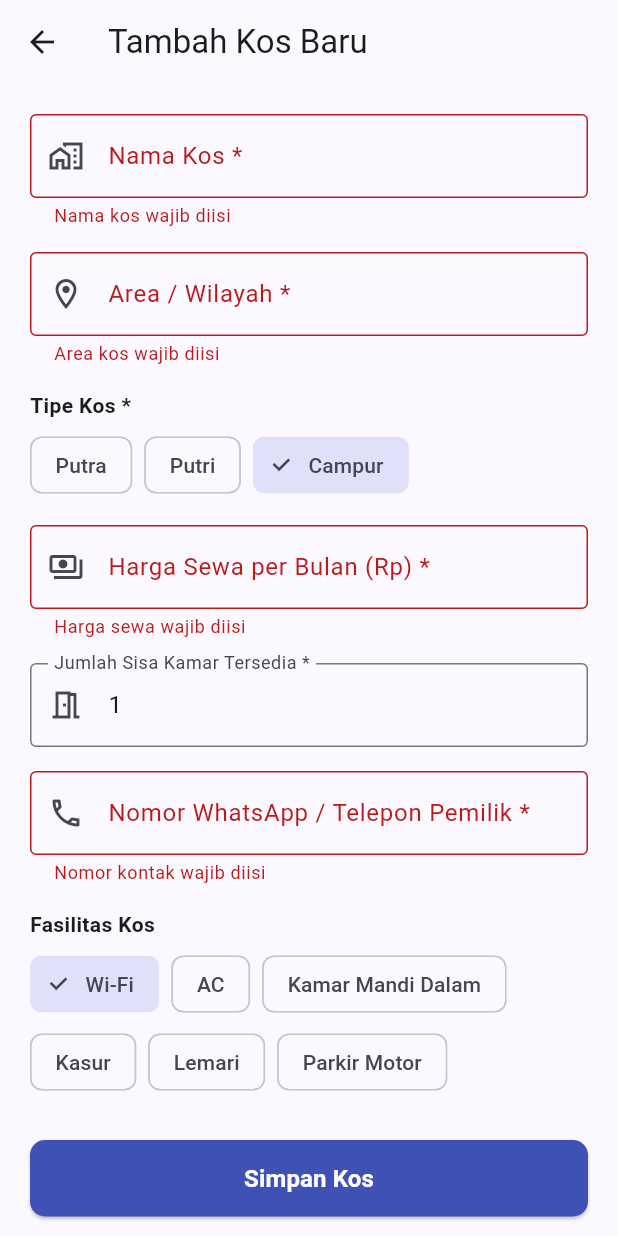
After one commit to mardanaputra/kosfinder, a Flutter app: the KosFormScreen screen opened directly, after a tap on "Simpan Kos", on a phone screen of 412 x 824 dp. The commit adds this screen. Run offline on Flutter 3.47's test engine with Material 3 defaults, Android fonts, the phone set to English and light mode, and no system bars; our stand-ins replace supabase_flutter; accounts and stored records are empty.

Commit message:
T11: buat form tambah kos baru (US05-AC1, US05-AC2)

```diff
--- a/lib/providers/kos_provider.dart
+++ b/lib/providers/kos_provider.dart
@@ -80,6 +80,51 @@ class KosProvider extends ChangeNotifier {
     notifyListeners();
   }
 
+  Future<bool> addKos(KosModel kos) async {
+    try {
+      final newKos = await repository.createKos(kos);
+      _allKos.insert(0, newKos);
+      _applyFilters();
+      notifyListeners();
+      return true;
+    } catch (e) {
+      _errorMessage = 'Gagal menambahkan kos: $e';
+      notifyListeners();
+      return false;
+    }
+  }
+
+  Future<bool> updateKos(KosModel kos) async {
+    try {
+      final updated = await repository.updateKos(kos);
+      final index = _allKos.indexWhere((k) => k.id == updated.id);
+      if (index != -1) {
+        _allKos[index] = updated;
+      }
+      _applyFilters();
+      notifyListeners();
+      return true;
+    } catch (e) {
+      _errorMessage = 'Gagal memperbarui kos: $e';
+      notifyListeners();
+      return false;
+    }
+  }
+
+  Future<bool> deleteKos(String id) async {
+    try {
+      await repository.deleteKos(id);
+      _allKos.removeWhere((k) => k.id == id);
+      _applyFilters();
+      notifyListeners();
+      return true;
+    } catch (e) {
+      _errorMessage = 'Gagal menghapus kos: $e';
+      notifyListeners();
+      return false;
+    }
+  }
+
   void _applyFilters() {
     _filteredKos = _allKos.where((kos) {
       // Filter Area (case-insensitive substring)
--- /dev/null
+++ b/lib/screens/kos_form_screen.dart
@@ -0,0 +1,354 @@
+import 'package:flutter/material.dart';
+import 'package:provider/provider.dart';
+import '../models/kos_model.dart';
+import '../providers/auth_provider.dart';
+import '../providers/kos_provider.dart';
+
+class KosFormScreen extends StatefulWidget {
+  final KosModel? kos;
+
+  const KosFormScreen({super.key, this.kos});
+
+  static const List<String> availableFacilities = [
+    'Wi-Fi',
+    'AC',
+    'Kamar Mandi Dalam',
+    'Kasur',
+    'Lemari',
+    'Parkir Motor',
+  ];
+
+  static const List<String> availableTypes = [
+    'Putra',
+    'Putri',
+    'Campur',
+  ];
+
+  @override
+  State<KosFormScreen> createState() => _KosFormScreenState();
+}
+
+class _KosFormScreenState extends State<KosFormScreen> {
+  final _formKey = GlobalKey<FormState>();
+
+  late TextEditingController _nameController;
+  late TextEditingController _areaController;
+  late TextEditingController _priceController;
+  late TextEditingController _roomsController;
+  late TextEditingController _contactController;
+
+  late String _selectedType;
+  late List<String> _selectedFacilities;
+  bool _isSubmitting = false;
+
+  bool get isEditMode => widget.kos != null;
+
+  @override
+  void initState() {
+    super.initState();
+    final k = widget.kos;
+    _nameController = TextEditingController(text: k?.name ?? '');
+    _areaController = TextEditingController(text: k?.area ?? '');
+    _priceController =
+        TextEditingController(text: k != null ? k.pricePerMonth.toString() : '');
+    _roomsController =
+        TextEditingController(text: k != null ? k.availableRooms.toString() : '1');
+    _contactController =
+        TextEditingController(text: k?.contactNumber ?? '');
+
+    _selectedType = k?.type ?? 'Campur';
+    _selectedFacilities = k != null ? List.from(k.facilities) : ['Wi-Fi'];
+  }
+
+  @override
+  void dispose() {
+    _nameController.dispose();
+    _areaController.dispose();
+    _priceController.dispose();
+    _roomsController.dispose();
+    _contactController.dispose();
+    super.dispose();
+  }
+
+  Future<void> _handleSubmit() async {
+    if (!_formKey.currentState!.validate()) return;
+
+    final auth = context.read<AuthProvider>();
+    if (!auth.isAuthenticated || auth.currentUserId == null) {
+      ScaffoldMessenger.of(context).showSnackBar(
+        const SnackBar(content: Text('Sesi telah berakhir. Silakan login kembali.')),
+      );
+      return;
+    }
+
+    setState(() => _isSubmitting = true);
+
+    final kosProvider = context.read<KosProvider>();
+    final price = int.parse(_priceController.text.trim());
+    final rooms = int.parse(_roomsController.text.trim());
+
+    if (isEditMode) {
+      final updatedKos = widget.kos!.copyWith(
+        name: _nameController.text.trim(),
+        area: _areaController.text.trim(),
+        type: _selectedType,
+        pricePerMonth: price,
+        availableRooms: rooms,
+        facilities: _selectedFacilities,
+        contactNumber: _contactController.text.trim(),
+        updatedAt: DateTime.now(),
+      );
+
+      final success = await kosProvider.updateKos(updatedKos);
+      if (!mounted) return;
+      setState(() => _isSubmitting = false);
+
+      if (success) {
+        ScaffoldMessenger.of(context).showSnackBar(
+          const SnackBar(
+            content: Text('Data kos berhasil diperbarui!'),
+            backgroundColor: Colors.green,
+          ),
+        );
+        Navigator.pop(context);
+      } else {
+        ScaffoldMessenger.of(context).showSnackBar(
+          SnackBar(
+            content: Text(kosProvider.errorMessage ?? 'Gagal memperbarui kos'),
+            backgroundColor: Colors.red,
+          ),
+        );
+      }
+    } else {
+      final newKos = KosModel(
+        id: '', // Will be assigned by database
+        ownerId: auth.currentUserId!,
+        name: _nameController.text.trim(),
+        area: _areaController.text.trim(),
+        type: _selectedType,
+        pricePerMonth: price,
+        availableRooms: rooms,
+        facilities: _selectedFacilities,
+        contactNumber: _contactController.text.trim(),
+      );
+
+      final success = await kosProvider.addKos(newKos);
+      if (!mounted) return;
+      setState(() => _isSubmitting = false);
+
+      if (success) {
+        ScaffoldMessenger.of(context).showSnackBar(
+          const SnackBar(
+            content: Text('Kos berhasil ditambahkan!'),
+            backgroundColor: Colors.green,
+          ),
+        );
+        Navigator.pop(context);
+      } else {
+        ScaffoldMessenger.of(context).showSnackBar(
+          SnackBar(
+            content: Text(kosProvider.errorMessage ?? 'Gagal menambahkan kos'),
+            backgroundColor: Colors.red,
+          ),
+        );
+      }
+    }
+  }
+
+  @override
+  Widget build(BuildContext context) {
+    return Scaffold(
+      appBar: AppBar(
+        title: Text(isEditMode ? 'Ubah Data Kos' : 'Tambah Kos Baru'),
+      ),
+      body: SingleChildScrollView(
+        padding: const EdgeInsets.all(20),
+        child: Form(
+          key: _formKey,
+          child: Column(
+            crossAxisAlignment: CrossAxisAlignment.stretch,
+            children: [
+              // Nama Kos
+              TextFormField(
+                key: const Key('name_field'),
+                controller: _nameController,
+                decoration: const InputDecoration(
+                  labelText: 'Nama Kos *',
+                  hintText: 'Contoh: Kos Bunga Melati',
+                  border: OutlineInputBorder(),
+                  prefixIcon: Icon(Icons.home_work_outlined),
+                ),
+                validator: (v) {
+                  if (v == null || v.trim().isEmpty) {
+                    return 'Nama kos wajib diisi';
+                  }
+                  return null;
+                },
+              ),
+              const SizedBox(height: 16),
+
+              // Area
+              TextFormField(
+                key: const Key('area_field'),
+                controller: _areaController,
+                decoration: const InputDecoration(
+                  labelText: 'Area / Wilayah *',
+                  hintText: 'Contoh: Singaraja Barat',
+                  border: OutlineInputBorder(),
+                  prefixIcon: Icon(Icons.location_on_outlined),
+                ),
+                validator: (v) {
+                  if (v == null || v.trim().isEmpty) {
+                    return 'Area kos wajib diisi';
+                  }
+                  return null;
+                },
+              ),
+              const SizedBox(height: 16),
+
+              // Tipe Kos
+              const Text('Tipe Kos *',
+                  style: TextStyle(fontWeight: FontWeight.bold, fontSize: 14)),
+              const SizedBox(height: 6),
+              Row(
+                children: KosFormScreen.availableTypes.map((t) {
+                  return Padding(
+                    padding: const EdgeInsets.only(right: 8),
+                    child: ChoiceChip(
+                      label: Text(t),
+                      selected: _selectedType == t,
+                      onSelected: (selected) {
+                        if (selected) setState(() => _selectedType = t);
+                      },
+                    ),
+                  );
+                }).toList(),
+              ),
+              const SizedBox(height: 16),
+
+              // Harga Sewa Bulanan
+              TextFormField(
+                key: const Key('price_field'),
+                controller: _priceController,
+                keyboardType: TextInputType.number,
+                decoration: const InputDecoration(
+                  labelText: 'Harga Sewa per Bulan (Rp) *',
+                  hintText: 'Contoh: 850000',
+                  border: OutlineInputBorder(),
+                  prefixIcon: Icon(Icons.payments_outlined),
+                ),
+                validator: (v) {
+                  if (v == null || v.trim().isEmpty) {
+                    return 'Harga sewa wajib diisi';
+                  }
+                  final parsed = int.tryParse(v.trim());
+                  if (parsed == null || parsed <= 0) {
+                    return 'Harga harus berupa angka lebih besar dari 0';
+                  }
+                  return null;
+                },
+              ),
+              const SizedBox(height: 16),
+
+              // Sisa Kamar
+              TextFormField(
+                key: const Key('rooms_field'),
+                controller: _roomsController,
+                keyboardType: TextInputType.number,
+                decoration: const InputDecoration(
+                  labelText: 'Jumlah Sisa Kamar Tersedia *',
+                  hintText: '0 jika penuh, atau jumlah kamar kosong',
+                  border: OutlineInputBorder(),
+                  prefixIcon: Icon(Icons.meeting_room_outlined),
+                ),
+                validator: (v) {
+                  if (v == null || v.trim().isEmpty) {
+                    return 'Jumlah sisa kamar wajib diisi';
+                  }
+                  final parsed = int.tryParse(v.trim());
+                  if (parsed == null || parsed < 0) {
+                    return 'Jumlah kamar tidak boleh negatif';
+                  }
+                  return null;
+                },
+              ),
+              const SizedBox(height: 16),
+
+              // Kontak Nomor Pemilik
+              TextFormField(
+                key: const Key('contact_field'),
+                controller: _contactController,
+                keyboardType: TextInputType.phone,
+                decoration: const InputDecoration(
+                  labelText: 'Nomor WhatsApp / Telepon Pemilik *',
+                  hintText: 'Contoh: 081234567890',
+                  border: OutlineInputBorder(),
+                  prefixIcon: Icon(Icons.phone_outlined),
+                ),
+                validator: (v) {
+                  if (v == null || v.trim().isEmpty) {
+                    return 'Nomor kontak wajib diisi';
+                  }
+                  return null;
+                },
+              ),
+              const SizedBox(height: 16),
+
+              // Fasilitas
+              const Text('Fasilitas Kos',
+                  style: TextStyle(fontWeight: FontWeight.bold, fontSize: 14)),
+              const SizedBox(height: 6),
+              Wrap(
+                spacing: 8,
+                runSpacing: 4,
+                children: KosFormScreen.availableFacilities.map((f) {
+                  final isChecked = _selectedFacilities.contains(f);
+                  return FilterChip(
+                    label: Text(f),
+                    selected: isChecked,
+                    onSelected: (selected) {
+                      setState(() {
+                        if (selected) {
+                          _selectedFacilities.add(f);
+                        } else {
+                          _selectedFacilities.remove(f);
+                        }
+                      });
+                    },
+                  );
+                }).toList(),
+              ),
+              const SizedBox(height: 28),
+
+              // Submit Button
+              ElevatedButton(
+                key: const Key('save_button'),
+                style: ElevatedButton.styleFrom(
+                  padding: const EdgeInsets.symmetric(vertical: 14),
+                  backgroundColor: Colors.indigo,
+                  foregroundColor: Colors.white,
+                  shape: RoundedRectangleBorder(
+                    borderRadius: BorderRadius.circular(10),
+                  ),
+                ),
+                onPressed: _isSubmitting ? null : _handleSubmit,
+                child: _isSubmitting
+                    ? const SizedBox(
+                        height: 20,
+                        width: 20,
+                        child: CircularProgressIndicator(
+                            strokeWidth: 2, color: Colors.white),
+                      )
+                    : Text(
+                        isEditMode ? 'Simpan Perubahan' : 'Simpan Kos',
+                        style: const TextStyle(
+                            fontSize: 16, fontWeight: FontWeight.bold),
+                      ),
+              ),
+            ],
+          ),
+        ),
+      ),
+    );
+  }
+}
--- a/lib/screens/my_kos_screen.dart
+++ b/lib/screens/my_kos_screen.dart
@@ -3,6 +3,7 @@ import 'package:provider/provider.dart';
 import '../models/kos_model.dart';
 import '../providers/auth_provider.dart';
 import '../providers/kos_provider.dart';
+import 'kos_form_screen.dart';
 
 class MyKosScreen extends StatelessWidget {
   final VoidCallback? onAddTap;
@@ -66,7 +67,16 @@ class MyKosScreen extends StatelessWidget {
         ],
       ),
       floatingActionButton: FloatingActionButton.extended(
-        onPressed: onAddTap,
+        onPressed: () {
+          if (onAddTap != null) {
+            onAddTap!();
+          } else {
+            Navigator.push(
+              context,
+              MaterialPageRoute(builder: (_) => const KosFormScreen()),
+            );
+          }
+        },
         icon: const Icon(Icons.add),
         label: const Text('Tambah Kos'),
       ),
@@ -94,7 +104,17 @@ class MyKosScreen extends StatelessWidget {
                     ),
                     const SizedBox(height: 20),
                     ElevatedButton.icon(
-                      onPressed: onAddTap,
+                      onPressed: () {
+                        if (onAddTap != null) {
+                          onAddTap!();
+                        } else {
+                          Navigator.push(
+                            context,
+                            MaterialPageRoute(
+                                builder: (_) => const KosFormScreen()),
+                          );
+                        }
+                      },
                       icon: const Icon(Icons.add),
                       label: const Text('Tambah Kos Sekarang'),
                     ),
```
Also changed, not shown: 2 other files.
